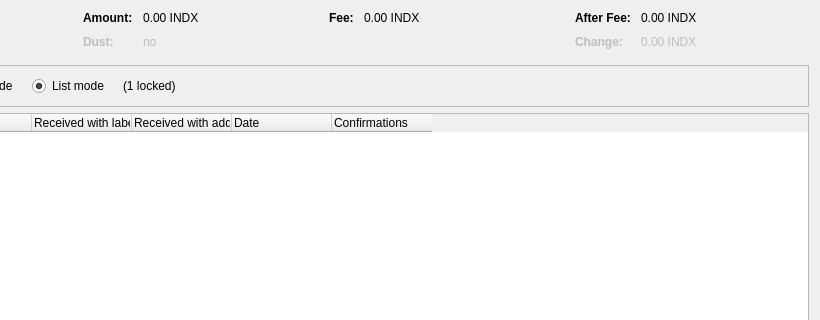
Old version of the form src/qt/forms/coincontroldialog.ui in the repository indxcoin/indxcoin; both pictures show x 180 to 1000 and y 0 to 320 of the 1000 by 500 pixel window.
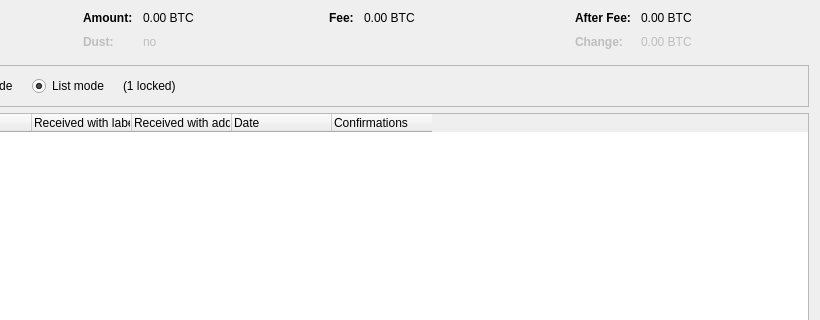
New version of the form. Custom widgets are drawn as their Qt base class.

```diff
--- a/src/qt/forms/coincontroldialog.ui
+++ b/src/qt/forms/coincontroldialog.ui
@@ -132,7 +132,7 @@
           <enum>Qt::ActionsContextMenu</enum>
          </property>
          <property name="text">
-          <string notr="true">0.00 INDX</string>
+          <string notr="true">0.00 BTC</string>
          </property>
          <property name="textInteractionFlags">
           <set>Qt::LinksAccessibleByMouse|Qt::TextSelectableByKeyboard|Qt::TextSelectableByMouse</set>
@@ -212,7 +212,7 @@
           <enum>Qt::ActionsContextMenu</enum>
          </property>
          <property name="text">
-          <string notr="true">0.00 INDX</string>
+          <string notr="true">0.00 BTC</string>
          </property>
          <property name="textInteractionFlags">
           <set>Qt::LinksAccessibleByMouse|Qt::TextSelectableByKeyboard|Qt::TextSelectableByMouse</set>
@@ -257,7 +257,7 @@
           <enum>Qt::ActionsContextMenu</enum>
          </property>
          <property name="text">
-          <string notr="true">0.00 INDX</string>
+          <string notr="true">0.00 BTC</string>
          </property>
          <property name="textInteractionFlags">
           <set>Qt::LinksAccessibleByMouse|Qt::TextSelectableByKeyboard|Qt::TextSelectableByMouse</set>
@@ -292,7 +292,7 @@
           <enum>Qt::ActionsContextMenu</enum>
          </property>
          <property name="text">
-          <string notr="true">0.00 INDX</string>
+          <string notr="true">0.00 BTC</string>
          </property>
          <property name="textInteractionFlags">
           <set>Qt::LinksAccessibleByMouse|Qt::TextSelectableByKeyboard|Qt::TextSelectableByMouse</set>
```
